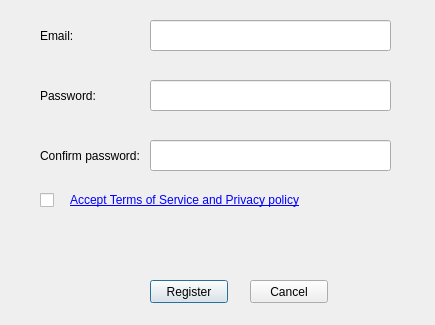
pcloudcom/pfs-gui, file pCloud/registerwindow.ui: the form before one commit.
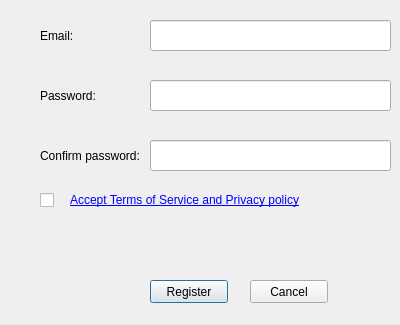
The form after the commit.

Commit message: working on desktop designs

```diff
--- a/pCloud/registerwindow.ui
+++ b/pCloud/registerwindow.ui
@@ -6,7 +6,7 @@
    <rect>
     <x>0</x>
     <y>0</y>
-    <width>435</width>
+    <width>400</width>
     <height>325</height>
    </rect>
   </property>
@@ -152,7 +152,7 @@
      <rect>
       <x>70</x>
       <y>190</y>
-      <width>321</width>
+      <width>260</width>
       <height>21</height>
      </rect>
     </property>
```
The commit also changes 2 other files.
